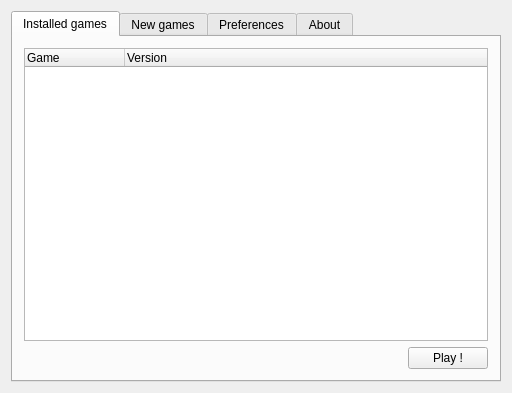
instead-hub/instead-launcher, file mainwindow.ui: the form before one commit.
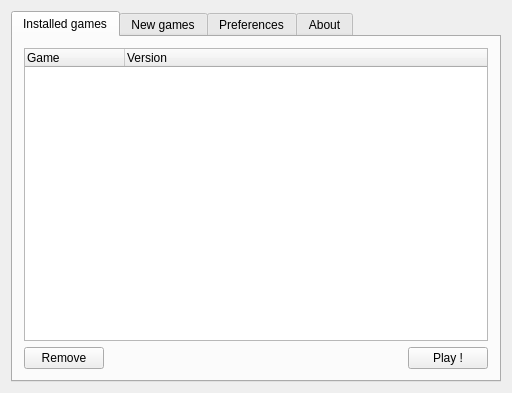
The form after the commit. The open tabs and pages were chosen to show the change.

Commit message: remove game added

What changed in the file:
```diff
--- a/mainwindow.ui
+++ b/mainwindow.ui
@@ -47,6 +47,13 @@
         </item>
         <item>
          <layout class="QHBoxLayout" name="horizontalLayout">
+          <item>
+           <widget class="QPushButton" name="removePushButton">
+            <property name="text">
+             <string>Remove</string>
+            </property>
+           </widget>
+          </item>
           <item>
            <spacer name="horizontalSpacer">
             <property name="orientation">
```
Left out of the diff: 2 changed lines with no effect on the pictures. The commit also changes 2 other files.
